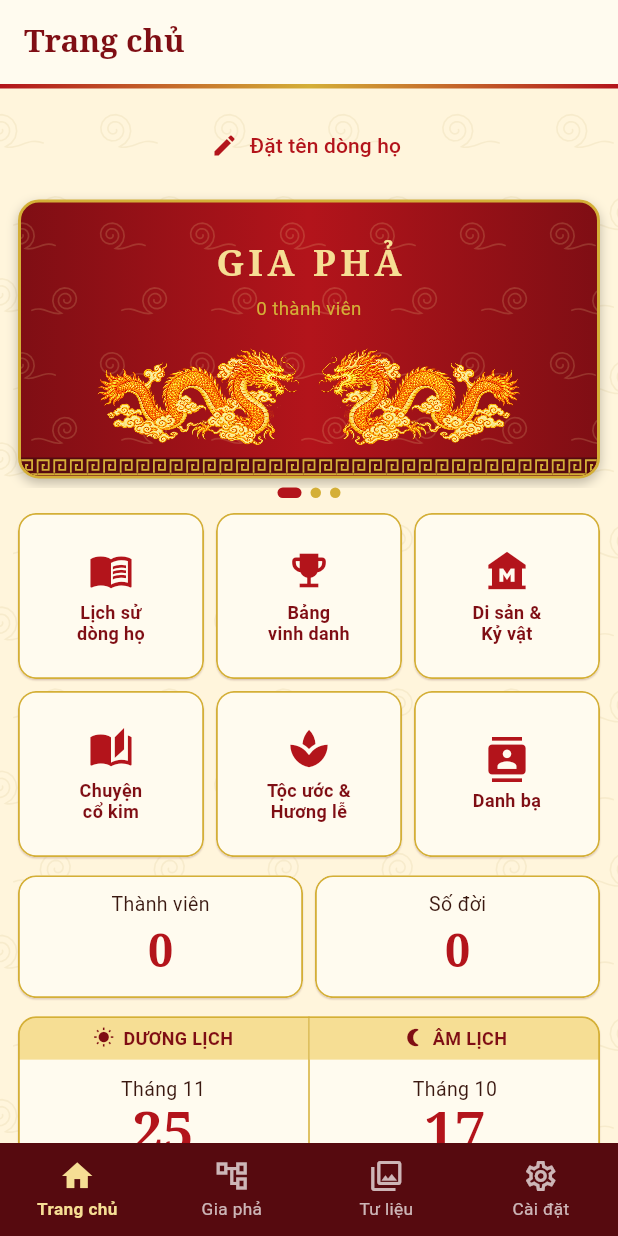
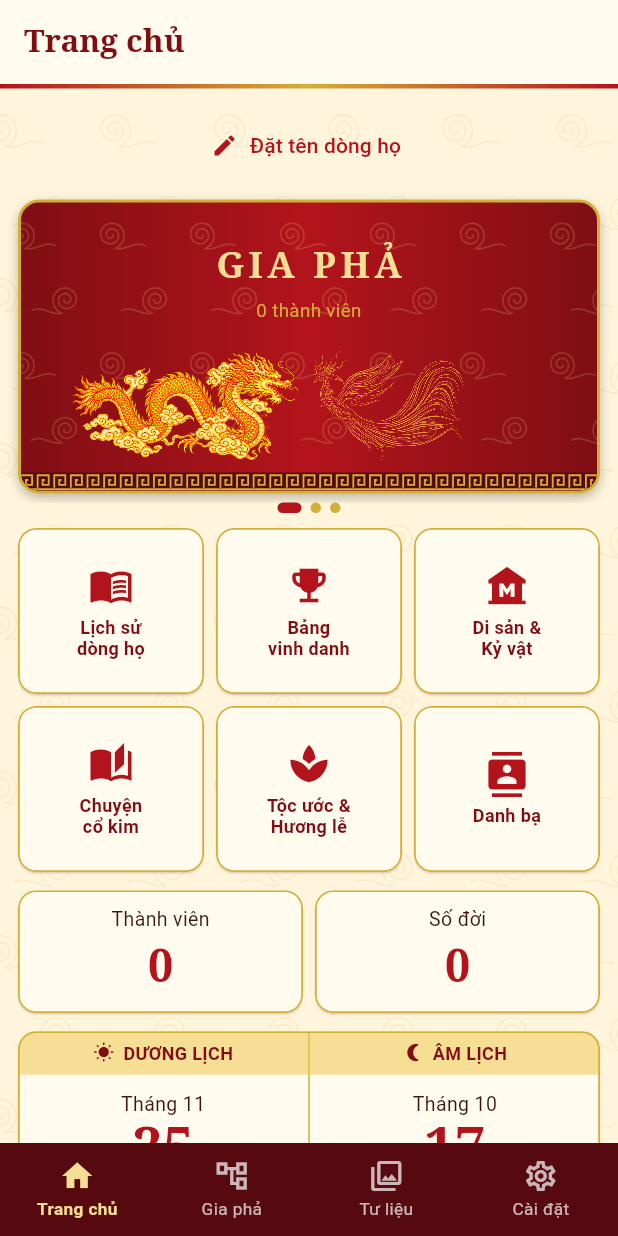
Before and after one commit to fitscom-glitch/gia_pha, a Flutter app: the screen it shows after launch, on a phone screen of 412 x 824 dp. Run offline on Flutter 3.47's test engine with Material 3 defaults, Android fonts, the phone set to English and light mode, and no system bars; our stand-ins replace file_picker, flutter_riverpod, flutter_svg, go_router, image_picker, pdf and 1 more; accounts and stored records are empty.

Commit message:
Last Sync: 2026-11-24 22:58 (Mobile)

```diff
--- a/lib/core/widgets/art_assets.dart
+++ b/lib/core/widgets/art_assets.dart
@@ -4,14 +4,20 @@ import 'package:flutter/material.dart';
 abstract final class ArtAssets {
   static const dragonFacingRight = 'assets/images/rong_quay_phai.webp';
   static const dragonFacingLeft = 'assets/images/rong_quay_trai.webp';
+  static const phoenixFacingRight = 'assets/images/phung_quay_phai.webp';
+  static const phoenixFacingLeft = 'assets/images/phung_quay_trai.webp';
   static const banner = 'assets/images/bang_ron.webp';
 
   /// Tỉ lệ rộng / cao của ảnh.
   static const dragonAspect = 1500 / 704;
+  static const phoenixAspect = 1300 / 939;
   static const bannerAspect = 1800 / 681;
 
   static String dragon({required bool faceRight}) =>
       faceRight ? dragonFacingRight : dragonFacingLeft;
+
+  static String phoenix({required bool faceRight}) =>
+      faceRight ? phoenixFacingRight : phoenixFacingLeft;
 }
 
 /// Hình rồng. [faceRight] = true: đầu rồng quay sang phải (đặt ở bên trái,
@@ -43,3 +49,32 @@ class DragonImage extends StatelessWidget {
     return Opacity(opacity: opacity, child: image);
   }
 }
+
+/// Hình chim phụng (nét cam, nền trong suốt). [faceRight] như [DragonImage].
+class PhoenixImage extends StatelessWidget {
+  const PhoenixImage({
+    super.key,
+    this.faceRight = true,
+    this.opacity = 1,
+    this.fit = BoxFit.contain,
+    this.alignment = Alignment.center,
+  });
+
+  final bool faceRight;
+  final double opacity;
+  final BoxFit fit;
+  final AlignmentGeometry alignment;
+
+  @override
+  Widget build(BuildContext context) {
+    final image = Image.asset(
+      ArtAssets.phoenix(faceRight: faceRight),
+      fit: fit,
+      alignment: alignment,
+      filterQuality: FilterQuality.high,
+      gaplessPlayback: true,
+    );
+    if (opacity >= 1) return image;
+    return Opacity(opacity: opacity, child: image);
+  }
+}
--- a/lib/core/widgets/dragon_phoenix_banner.dart
+++ b/lib/core/widgets/dragon_phoenix_banner.dart
@@ -3,7 +3,7 @@ import 'package:gia_pha/core/theme/app_colors.dart';
 import 'package:gia_pha/core/widgets/art_assets.dart';
 import 'package:gia_pha/core/widgets/ornaments/ornaments.dart';
 
-/// Biểu ngữ "lưỡng long chầu": hai rồng quay mặt vào nhau ở phía dưới.
+/// Biểu ngữ "rồng phụng chầu": rồng bên trái, phụng bên phải, quay mặt vào nhau ở phía dưới.
 /// Giữa là [title] + [subtitle], hoặc một câu [quote] nếu có.
 class DragonPhoenixBanner extends StatelessWidget {
   const DragonPhoenixBanner({
@@ -20,7 +20,7 @@ class DragonPhoenixBanner extends StatelessWidget {
   @override
   Widget build(BuildContext context) {
     return Container(
-      height: 176,
+      height: 186,
       margin: const EdgeInsets.fromLTRB(12, 8, 12, 6),
       decoration: BoxDecoration(
         gradient: const LinearGradient(
@@ -47,7 +47,7 @@ class DragonPhoenixBanner extends StatelessWidget {
                 children: [
                   Expanded(child: _center()),
                   const SizedBox(
-                    height: 66,
+                    height: 74,
                     child: Row(
                       children: [
                         Expanded(
@@ -55,7 +55,7 @@ class DragonPhoenixBanner extends StatelessWidget {
                         ),
                         SizedBox(width: 4),
                         Expanded(
-                          child: DragonImage(faceRight: false, alignment: Alignment.centerLeft),
+                          child: PhoenixImage(faceRight: false, alignment: Alignment.centerLeft),
                         ),
                       ],
                     ),
--- a/lib/features/family_tree/domain/services/tree_layout.dart
+++ b/lib/features/family_tree/domain/services/tree_layout.dart
@@ -77,6 +77,7 @@ class _Layouter {
   final units = <PositionedUnit>[];
   final childEdges = <TreeEdge>[];
   final spouseLinks = <TreeEdge>[];
+  /// Tọa độ x giữa thẻ của người huyết thống (thẻ đầu của đơn vị), nơi nét nối bắt đầu/kết thúc.
   final _centers = <TreeNode, double>{};
   int baseRow = 0;
   int maxOffset = 0;
@@ -145,7 +146,7 @@ class _Layouter {
         final midY = y + c.cardH / 2;
         spouseLinks.add(TreeEdge(right, midY, right + c.spouseGap, midY));
       }
-      _centers[m] = x + w / 2;
+      _centers[m] = x + c.cardW / 2;
       x += w + c.hGap;
     }
     var childLeft = left + (sw - exitsW(s)) / 2;
--- a/lib/features/home/presentation/widgets/home_widgets.dart
+++ b/lib/features/home/presentation/widgets/home_widgets.dart
@@ -7,7 +7,7 @@ import 'package:gia_pha/core/widgets/dragon_phoenix_banner.dart';
 import 'package:gia_pha/core/widgets/ornaments/ornaments.dart';
 import 'package:gia_pha/features/home/domain/services/anniversary_service.dart';
 
-/// Băng rôn lướt ngang: hai rồng + vài câu ca dao về cội nguồn.
+/// Băng rôn lướt ngang: rồng phụng + vài câu ca dao về cội nguồn.
 class HomeBannerCarousel extends StatefulWidget {
   const HomeBannerCarousel({super.key, required this.memberCount});
 
@@ -40,7 +40,7 @@ class _HomeBannerCarouselState extends State<HomeBannerCarousel> {
     return Column(
       children: [
         SizedBox(
-          height: 200,
+          height: 210,
           child: PageView(
             controller: _controller,
             onPageChanged: (i) => setState(() => _page = i),
--- a/lib/features/members/presentation/pages/person_list_page.dart
+++ b/lib/features/members/presentation/pages/person_list_page.dart
@@ -347,7 +347,7 @@ class _EmptyState extends StatelessWidget {
             children: [
               SizedBox(width: 140, height: 66, child: DragonImage(faceRight: true)),
               SizedBox(width: 8),
-              SizedBox(width: 140, height: 66, child: DragonImage(faceRight: false)),
+              SizedBox(width: 100, height: 72, child: PhoenixImage(faceRight: false)),
             ],
           ),
           const SizedBox(height: 12),
```
Also changed, not shown: lib/features/family_tree/presentation/widgets/pha_do_canvas.dart (+225 -91 lines), lib/features/members/presentation/pages/person_detail_page.dart (+1 -7 lines), assets/images/phung_quay_phai.webp (added), assets/images/phung_quay_trai.webp (added), 2 other files.
